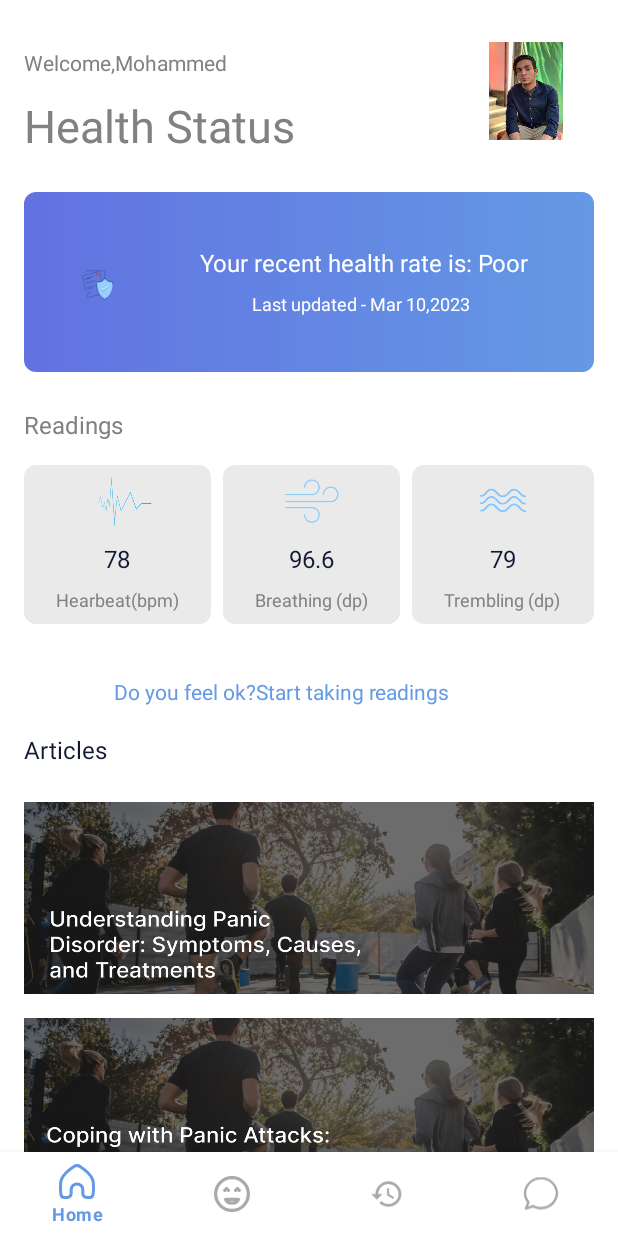
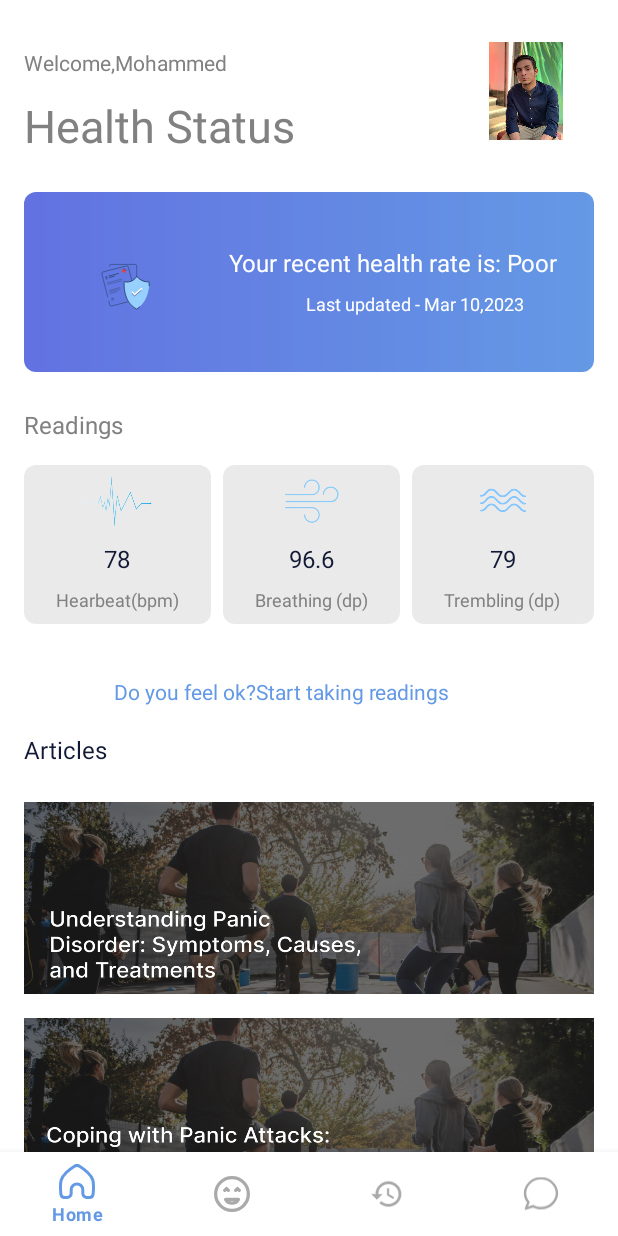
Before and after one commit to Hooligans-2023/Panicless, an Android app: the Home screen opened through its navigation route, on a phone screen of 412 x 824 dp. Run offline under Robolectric (Android 15) with nearby library versions, the light colour scheme and no system bars; our stand-ins replace Dagger/Hilt's generated code, navigation-ui; Roboto replaces fonts that are not available here.

Commit message:
work in progress

```diff
--- a/app/src/main/res/layout/fragment_home.xml
+++ b/app/src/main/res/layout/fragment_home.xml
@@ -71,15 +71,14 @@
 
             <com.airbnb.lottie.LottieAnimationView
                 android:id="@+id/imageView4"
-                android:layout_width="64dp"
-                app:lottie_rawRes="@raw/medicalverification"
-                app:lottie_autoPlay="true"
-                android:layout_height="64dp"
+                android:layout_width="100dp"
+                android:layout_height="0dp"
                 android:layout_marginStart="16dp"
                 app:layout_constraintBottom_toBottomOf="parent"
                 app:layout_constraintStart_toStartOf="parent"
                 app:layout_constraintTop_toTopOf="parent"
-                />
+                app:lottie_autoPlay="true"
+                app:lottie_rawRes="@raw/medicalverification" />
 
             <TextView
                 android:layout_width="wrap_content"
@@ -115,14 +114,13 @@
             android:layout_height="65dp"
             android:layout_marginStart="70dp"
             android:layout_marginBottom="30dp"
+            android:src="@drawable/photo"
             app:layout_constraintBottom_toTopOf="@+id/cardView"
             app:layout_constraintEnd_toEndOf="parent"
             app:layout_constraintHorizontal_bias="0.625"
             app:layout_constraintStart_toEndOf="@+id/Health_Status"
             app:layout_constraintTop_toTopOf="parent"
-            android:src="@drawable/photo"
-            app:layout_constraintVertical_bias="0.864"
-             />
+            app:layout_constraintVertical_bias="0.864" />
 
         <LinearLayout
             android:id="@+id/liner_card"
@@ -357,8 +355,8 @@
             android:id="@+id/constraintLayout2"
             android:layout_width="match_parent"
             android:layout_height="wrap_content"
+            android:layout_marginHorizontal="@dimen/dimen_16dp"
             android:layout_marginTop="24dp"
-            android:layout_marginHorizontal="@dimen/dimen_16dp"
             app:layout_constraintStart_toStartOf="parent"
             app:layout_constraintTop_toBottomOf="@+id/textView14">
 
```
